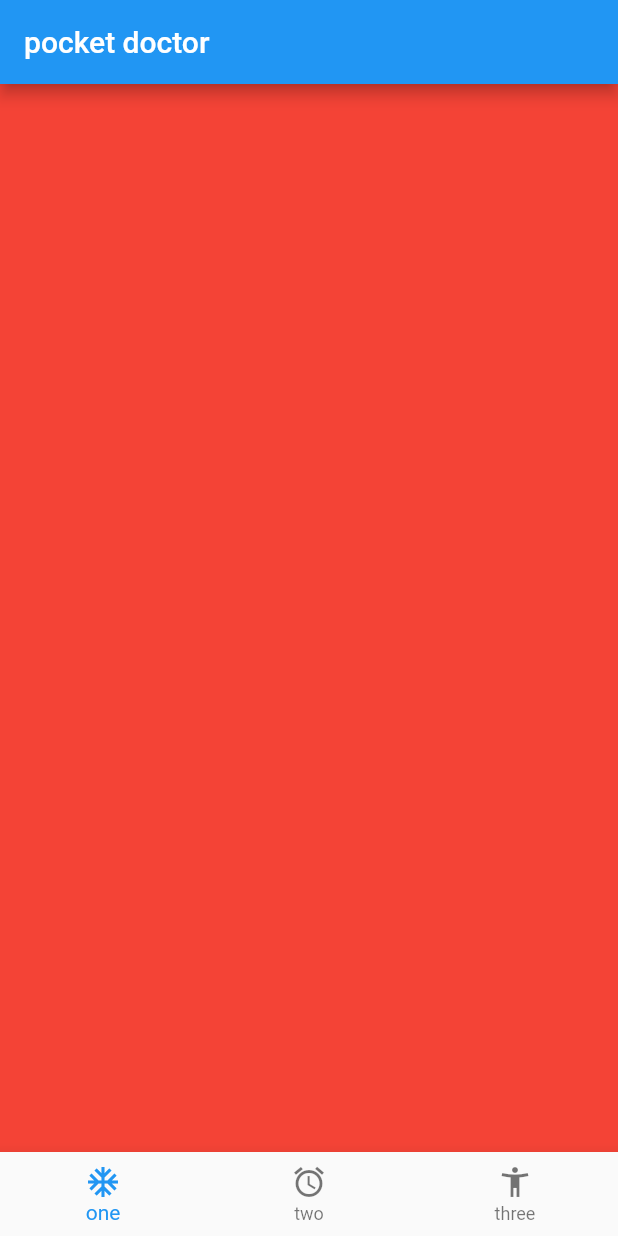
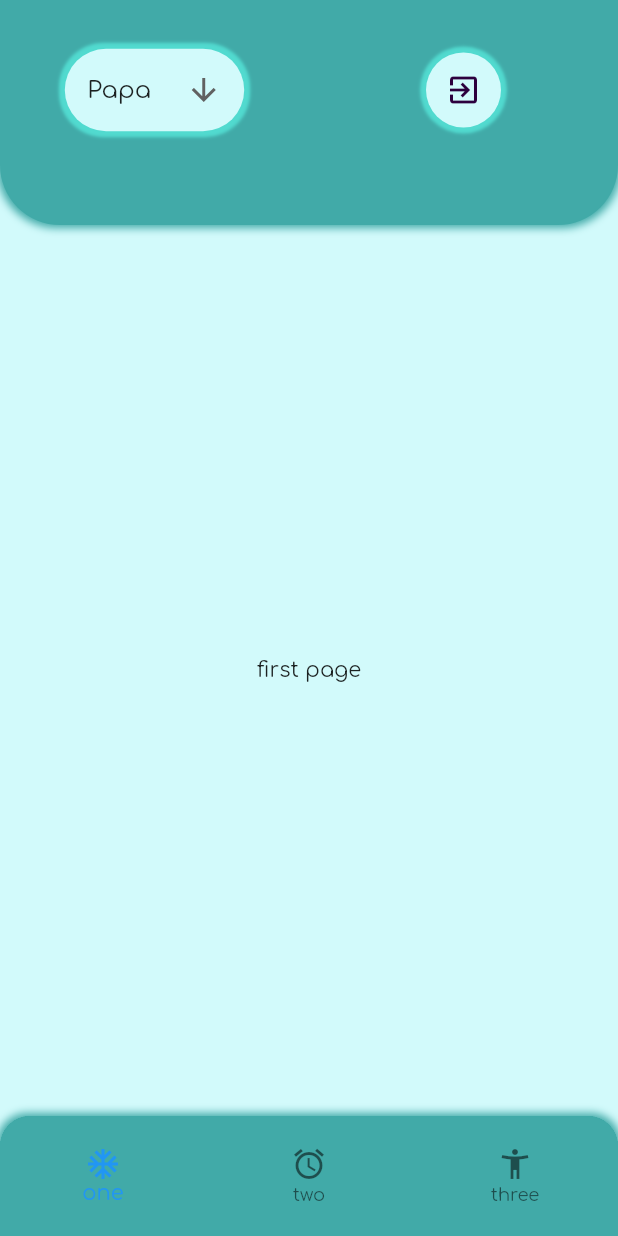
Before and after one commit to luckygr8/pocket-doctor, a Flutter app: the screen it shows after launch, on a phone screen of 412 x 824 dp. Run offline on Flutter 3.47's test engine with Material 2 defaults, Android fonts, the light colour scheme and no system bars.

Commit message:
added theme|firebase, made the header

```diff
--- /dev/null
+++ b/lib/config/const.dart
@@ -0,0 +1,6 @@
+import 'package:flutter/material.dart';
+
+const Color lightColor = Color(0xffd2fafb);
+const Color primaryColor = Color(0xff51dacf);
+const Color primaryColorDark = Color(0xff41aaa8);
+const Color darkColor = Color(0xff2c003e);
--- a/lib/main.dart
+++ b/lib/main.dart
@@ -1,4 +1,7 @@
 import 'package:flutter/material.dart';
+import 'package:flutter/widgets.dart';
+import 'package:pocket_doctor/config/const.dart';
+import 'package:pocket_doctor/models/user.dart';
 
 void main() {
   runApp(MainApp());
@@ -8,20 +11,50 @@ class MainApp extends StatelessWidget {
   @override
   Widget build(BuildContext context) {
     return MaterialApp(
-      home: Scaffold(
-        appBar: AppBar(
-          title: Text('pocket doctor'),
+      theme: ThemeData(
+          primaryColor: primaryColor,
+          primaryColorDark: primaryColorDark,
+          accentColor: darkColor,
+          cursorColor: darkColor,
+          hintColor: primaryColorDark,
+          fontFamily: 'Comfortaa'),
+      home: SafeArea(
+        child: Scaffold(
+          backgroundColor: lightColor,
+          appBar: Header(),
+          body: AppView(),
+          bottomNavigationBar: CBottomNavBar(),
         ),
-        body: AppView(),
-        bottomNavigationBar: BottomNavigationBar(items: [
-          BottomNavigationBarItem(
-              icon: Icon(Icons.ac_unit), title: Text('one')),
-          BottomNavigationBarItem(
-              icon: Icon(Icons.access_alarms), title: Text('two')),
-          BottomNavigationBarItem(
-              icon: Icon(Icons.accessibility_new), title: Text('three')),
-        ]),
       ),
+    );
+  }
+}
+
+class CBottomNavBar extends StatefulWidget {
+  @override
+  _CBottomNavBarState createState() => _CBottomNavBarState();
+}
+
+class _CBottomNavBarState extends State<CBottomNavBar> {
+  @override
+  Widget build(BuildContext context) {
+    return Container(
+      height: 80,
+      clipBehavior: Clip.hardEdge,
+      decoration: BoxDecoration(
+          color: primaryColorDark,
+          boxShadow: [
+            BoxShadow(color: primaryColorDark, blurRadius: 4, spreadRadius: 2)
+          ],
+          borderRadius: BorderRadius.only(
+              topRight: Radius.circular(20), topLeft: Radius.circular(20))),
+      child: BottomNavigationBar(backgroundColor: primaryColorDark, items: [
+        BottomNavigationBarItem(icon: Icon(Icons.ac_unit), title: Text('one')),
+        BottomNavigationBarItem(
+            icon: Icon(Icons.access_alarms), title: Text('two')),
+        BottomNavigationBarItem(
+            icon: Icon(Icons.accessibility_new), title: Text('three')),
+      ]),
     );
   }
 }
@@ -30,17 +63,161 @@ class AppView extends StatelessWidget {
   @override
   Widget build(BuildContext context) {
     return PageView(
+      physics: BouncingScrollPhysics(),
       children: [
         Container(
-          color: Colors.red,
+          child: Center(
+            child: Text('first page'),
+          ),
         ),
         Container(
-          color: Colors.blue,
+          child: Center(
+            child: Text('second page'),
+          ),
         ),
         Container(
-          color: Colors.green,
+          child: Center(
+            child: Text('third page'),
+          ),
         ),
       ],
     );
   }
 }
+
+class Header extends StatelessWidget implements PreferredSizeWidget {
+  @override
+  Widget build(BuildContext context) {
+    return Container(
+      decoration: BoxDecoration(
+        color: primaryColorDark,
+        boxShadow: [
+          BoxShadow(color: primaryColorDark, blurRadius: 4, spreadRadius: 2)
+        ],
+        borderRadius: BorderRadius.only(
+            bottomLeft: Radius.circular(40), bottomRight: Radius.circular(40)),
+      ),
+      child: Column(
+        children: [
+          SizedBox(
+            height: 30,
+          ),
+          Expanded(
+            flex: 1,
+            child: Row(
+              children: [
+                Expanded(
+                  flex: 50,
+                  child: Center(child: CMemberSelectButton()),
+                ),
+                Expanded(
+                  flex: 50,
+                  child: Center(child: CMoreButton()),
+                ),
+              ],
+            ),
+          ),
+          Expanded(
+            flex: 1,
+            child: Row(
+              children: [
+                Expanded(
+                  flex: 50,
+                  child: Container(),
+                ),
+                Expanded(
+                  flex: 50,
+                  child: Container(),
+                ),
+              ],
+            ),
+          ),
+        ],
+      ),
+    );
+  }
+
+  @override
+  // TODO: implement preferredSize
+  Size get preferredSize => Size.fromHeight(150);
+}
+
+class CMemberSelectButton extends StatefulWidget {
+  @override
+  _CMemberSelectButtonState createState() => _CMemberSelectButtonState();
+}
+
+class _CMemberSelectButtonState extends State<CMemberSelectButton> {
+  Member _selectedMember = Member.testList[0];
+
+  //TESTING
+  List<DropdownMenuItem<Member>> makeList() {
+    List<DropdownMenuItem<Member>> list = [];
+
+    for (Member member in Member.testList)
+      list.add(DropdownMenuItem(
+        child: Text(member.name),
+        value: member,
+      ));
+    return list;
+  }
+
+  @override
+  Widget build(BuildContext context) {
+    return Container(
+      height: 55,
+      padding: EdgeInsets.all(15),
+      decoration: BoxDecoration(
+        color: lightColor,
+        borderRadius: BorderRadius.circular(30),
+        boxShadow: [
+          BoxShadow(color: primaryColor, blurRadius: 1, spreadRadius: 4)
+        ],
+      ),
+      child: DropdownButton<Member>(
+        items: makeList(),
+        onChanged: (value) {
+          setState(() {
+            _selectedMember = value;
+            // TODO -> change the app state based on new member
+          });
+        },
+        value: _selectedMember,
+        icon: Icon(Icons.arrow_downward),
+        underline: SizedBox(),
+      ),
+    );
+  }
+}
+
+class CMoreButton extends StatelessWidget {
+  final double side = 50;
+
+  @override
+  Widget build(BuildContext context) {
+    return Container(
+      height: side.toDouble(),
+      width: side.toDouble(),
+      decoration: BoxDecoration(
+          color: lightColor,
+          boxShadow: [
+            BoxShadow(color: primaryColor, blurRadius: 1, spreadRadius: 4)
+          ],
+          borderRadius: BorderRadius.circular(side.toDouble())),
+      child: Icon(
+        Icons.exit_to_app,
+        color: darkColor,
+      ),
+    );
+  }
+}
+
+//Container(
+//child: Image.asset('assets/backdrop.png',fit: BoxFit.fill,),
+//clipBehavior: Clip.hardEdge,
+//decoration: BoxDecoration(
+////borderRadius: BorderRadius.only(bottomRight: Radius.circular(60))
+//boxShadow: [BoxShadow(color: primaryColorDark,blurRadius: 1,spreadRadius: 2)],
+//color: lightColor
+//),
+//);
--- a/lib/models/user.dart
+++ b/lib/models/user.dart
@@ -11,6 +11,13 @@ class Member {
 
   Member(
       {@required this.name, this.appointments, this.documents, this.medicines});
+
+  static List<Member> testList = [
+    Member(name: 'Papa',appointments: [],documents: [],medicines: []),
+    Member(name: 'Mummy',appointments: [],documents: [],medicines: []),
+    Member(name: 'Daadi',appointments: [],documents: [],medicines: []),
+    Member(name: 'NiKKa',appointments: [],documents: [],medicines: []),
+  ];
 }
 
 class User {
```
Also changed, not shown: pubspec.yaml (+9 -10 lines), assets/backdrop.png (added), fonts/Comfortaa.ttf (added), pubspec.lock, 4 other files.
